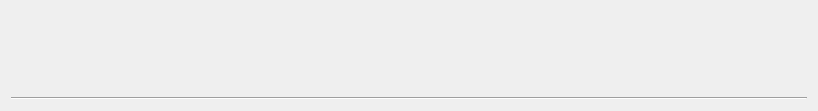
The window that client/nx_client_desktop/src/nx/client/desktop/ui/workbench/panels/special_layout_panel_widget.ui (networkoptix/nx_open) describes before a commit, drawn with Qt 5.
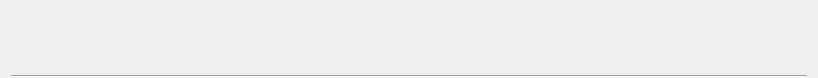
The same window after the commit.

Commit message:
VMS-6373: Layout tour fixes
<==== Mercurial data ====>
Branch: vms_3.1_gui

```diff
--- a/client/nx_client_desktop/src/nx/client/desktop/ui/workbench/panels/special_layout_panel_widget.ui
+++ b/client/nx_client_desktop/src/nx/client/desktop/ui/workbench/panels/special_layout_panel_widget.ui
@@ -7,10 +7,13 @@
     <x>0</x>
     <y>0</y>
     <width>818</width>
-    <height>111</height>
+    <height>78</height>
    </rect>
   </property>
   <layout class="QVBoxLayout" name="verticalLayout_2" stretch="1,0,0">
+   <property name="bottomMargin">
+    <number>0</number>
+   </property>
    <item>
     <layout class="QHBoxLayout" name="buttonsLayout">
      <item>
```
